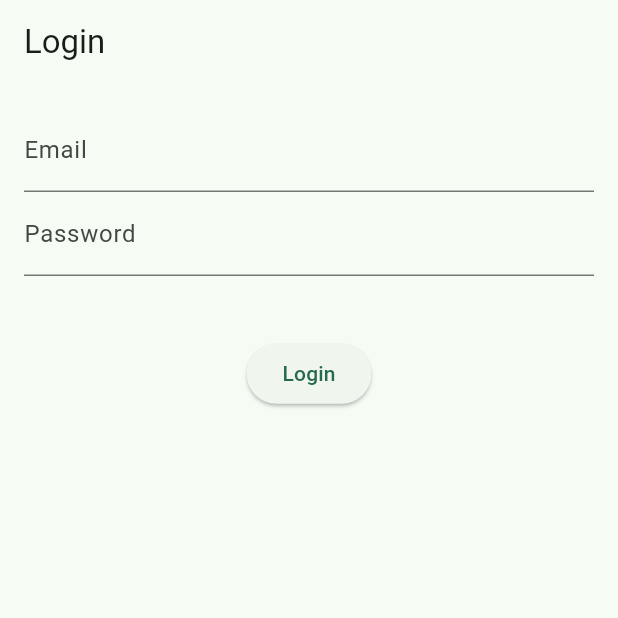
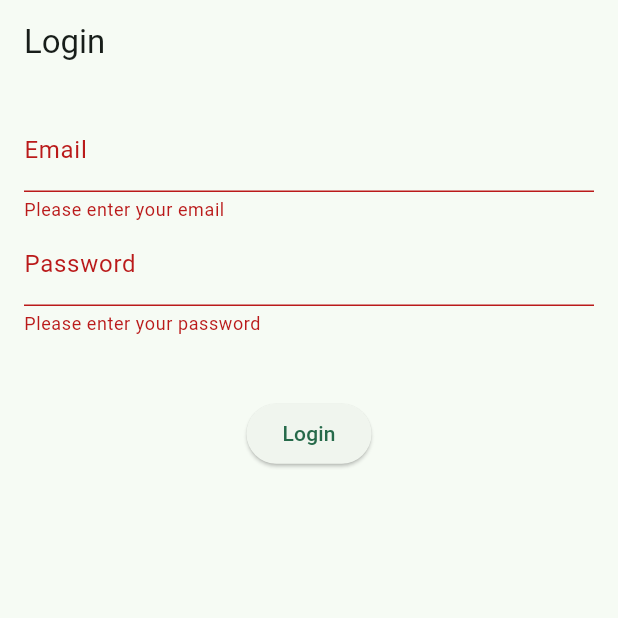
Before and after one commit to ayaamazloum/User-Authentication-System, a Flutter app: the screen it shows after launch, after a tap on "Login", on a phone screen of 412 x 824 dp, the top half of it. Run offline on Flutter 3.47's test engine with Material 3 defaults, Android fonts, the phone set to English and light mode, and no system bars; our stand-ins replace flutter_secure_storage.

Commit message:
Frontend: Add form fields validation

```diff
--- a/auth_app/lib/src/screens/login_screen.dart
+++ b/auth_app/lib/src/screens/login_screen.dart
@@ -1,4 +1,5 @@
 import 'package:auth_app/src/utils/constants.dart';
+import 'package:auth_app/src/utils/input_methods.dart';
 import 'package:flutter/material.dart';
 import 'package:auth_app/src/services/auth_service.dart';
 
@@ -10,6 +11,8 @@ class LoginScreen extends StatefulWidget {
 }
 
 class _LoginScreenState extends State<LoginScreen> {
+  final GlobalKey<FormState> formKey = GlobalKey<FormState>();
+
   final _emailController = TextEditingController();
   final _passwordController = TextEditingController();
   final _authService = AuthService();
@@ -33,27 +36,51 @@ class _LoginScreenState extends State<LoginScreen> {
       appBar: AppBar(title: Text('Login')),
       body: Padding(
         padding: const EdgeInsets.all(16.0),
+        child: Form(
+          key: formKey,
           child: Column(
             children: [
-            TextField(
+              TextFormField(
                 controller: _emailController,
                 decoration: InputDecoration(labelText: 'Email'),
+                validator: (value) {
+                  if (value == null || value.isEmpty) {
+                    return 'Please enter your email';
+                  }
+                  if (!value.isValidEmail) {
+                    return 'Please enter a valid email';
+                  }
+                  return null;
+                },
               ),
-            TextField(
+              TextFormField(
                 controller: _passwordController,
-              decoration: InputDecoration(labelText: 'Password'),
+                decoration: InputDecoration(
+                    labelText: 'Password', hintText: '********'),
+                validator: (value) {
+                  if (value == null || value.isEmpty) {
+                    return 'Please enter your password';
+                  }
+                  if (!value.isValidPassword) {
+                    return 'Password must be at least 8 characters long';
+                  }
+                  return null;
+                },
                 obscureText: true,
               ),
               SizedBox(height: screenHeight(context) * 0.05),
               ElevatedButton(
                 onPressed: () {
+                  if (formKey.currentState!.validate()) {
                     login();
+                  }
                 },
                 child: Text('Login'),
               ),
             ],
           ),
         ),
+      ),
     );
   }
 }
```
Lines whose indentation alone changed are shown as unchanged.
